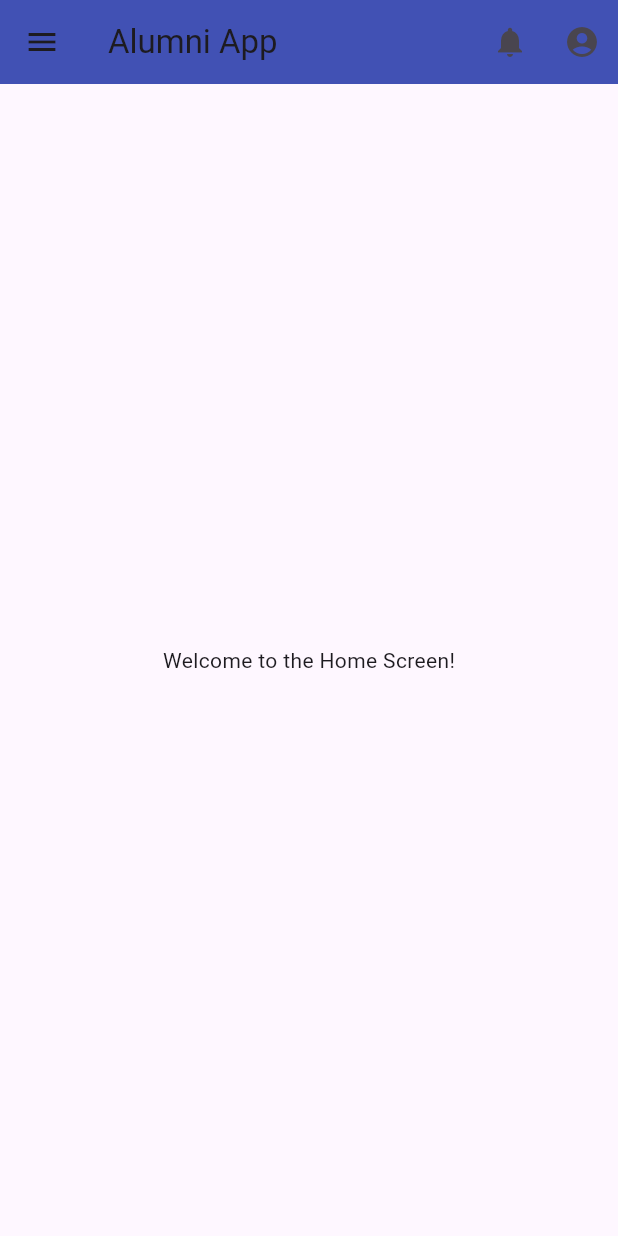
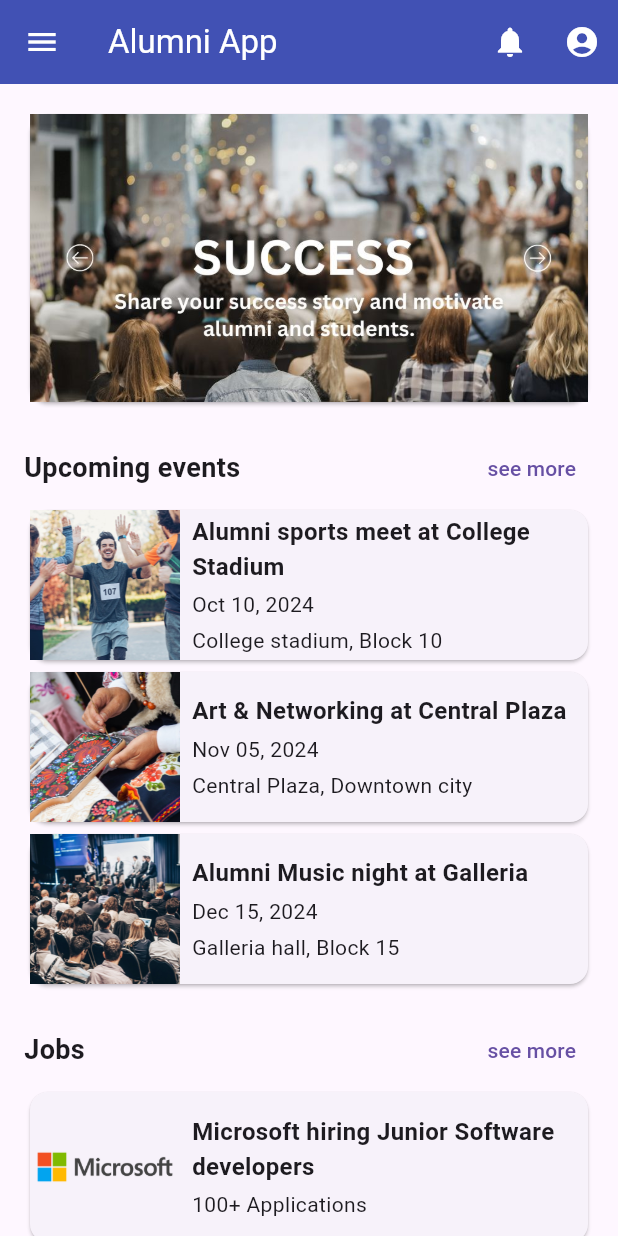
Before and after one commit to raizelk/SIH_alumni_app, a Flutter app: the HomeScreen screen opened directly, on a phone screen of 412 x 824 dp. Run offline on Flutter 3.47's test engine with Material 3 defaults, Android fonts, the phone set to English and light mode, and no system bars; our stand-ins replace cached_network_image, google_nav_bar, image_cropper, image_picker, shared_preferences; accounts and stored records are empty; network calls fail.

Commit message:
Updated home_screen.dart

```diff
--- a/lib/screens/HomeScreen/home_screen.dart
+++ b/lib/screens/HomeScreen/home_screen.dart
@@ -1,4 +1,5 @@
 import 'package:flutter/material.dart';
+import 'package:alumni_app_2/theme/images.dart';
 
 class HomeScreen extends StatelessWidget {
   const HomeScreen({Key? key}) : super(key: key);  // Added Key to the constructor
@@ -9,31 +10,214 @@ class HomeScreen extends StatelessWidget {
       appBar: AppBar(
         backgroundColor: Colors.indigo,
         elevation: 1,
-        title: const Text('Alumni App'),
+        title: const Text('Alumni App', style: TextStyle(color: Colors.white)),
         leading: IconButton(
           onPressed: () {
             //open menu
           },
-          icon: const Icon(Icons.menu),
+          icon: const Icon(Icons.menu, color: Colors.white,),
         ),
         actions: [
           IconButton(
             onPressed: () {
               // do something
             },
-            icon: const Icon(Icons.notifications),
+            icon: const Icon(Icons.notifications, color: Colors.white,),
           ),
           IconButton(
             onPressed: () {
               // do something
             },
-            icon: const Icon(Icons.account_circle_rounded),
+            icon: const Icon(Icons.account_circle_rounded, color: Colors.white,),
           ),
         ],
       ),
-      body: const Center(
-        child: Text('Welcome to the Home Screen!'),
+      body: SingleChildScrollView(
+        child: Padding(
+          padding: const EdgeInsets.all(16.0),
+          child: Column(
+            crossAxisAlignment: CrossAxisAlignment.start,
+            children: [
+              // Success Stories Section
+              Container(
+                height: 200,
+                child: PageView(
+                  children: <Widget>[
+                    SuccessStoryCard(imagePath: Images.ss1),
+                    SuccessStoryCard(imagePath: Images.ss2),
+                    SuccessStoryCard(imagePath: Images.ss3),
+                  ],
+                ),
+              ),
+              const SizedBox(height: 16),
+
+              // Upcoming Events Section
+              SectionTitle(title: 'Upcoming events', onSeeMore: () {
+                // Navigate to events page
+              }),
+              EventCard(
+                imagePath: Images.sport, // Add event images here
+                eventTitle: 'Alumni sports meet at College Stadium',
+                eventDate: 'Oct 10, 2024',
+                eventLocation: 'College stadium, Block 10',
+              ),
+              EventCard(
+                imagePath: Images.art,
+                eventTitle: 'Art & Networking at Central Plaza',
+                eventDate: 'Nov 05, 2024',
+                eventLocation: 'Central Plaza, Downtown city',
+              ),
+              EventCard(
+                imagePath: Images.conference,
+                eventTitle: 'Alumni Music night at Galleria',
+                eventDate: 'Dec 15, 2024',
+                eventLocation: 'Galleria hall, Block 15',
+              ),
+              const SizedBox(height: 16),
+
+              // Jobs Section
+              SectionTitle(title: 'Jobs', onSeeMore: () {
+                // Navigate to jobs page
+              }),
+              JobCard(
+                imagePath: Images.microsoft, // Add company logo here
+                companyName: 'Microsoft',
+                jobTitle: 'Junior Software developers',
+                applications: '100+ Applications',
+              ),
+              JobCard(
+                imagePath: Images.linkedin,
+                companyName: 'Startup Collaboration',
+                jobTitle: 'Flutter Developer',
+                applications: '50+ Applications',
+              ),
+              JobCard(
+                imagePath: Images.apple,
+                companyName: 'Apple Inc.',
+                jobTitle: 'Full Stack Developer',
+                applications: '300+ Applications',
+              ),
+            ],
+          ),
+        ),
       ),
     );
   }
 }
+// Custom Widgets
+class SuccessStoryCard extends StatelessWidget {
+  final String imagePath;
+
+  SuccessStoryCard({required this.imagePath});
+
+  @override
+  Widget build(BuildContext context) {
+    return Card(
+      child: Image.asset(imagePath, fit: BoxFit.cover),
+    );
+  }
+}
+
+class SectionTitle extends StatelessWidget {
+  final String title;
+  final VoidCallback onSeeMore;
+
+  SectionTitle({required this.title, required this.onSeeMore});
+
+  @override
+  Widget build(BuildContext context) {
+    return Row(
+      mainAxisAlignment: MainAxisAlignment.spaceBetween,
+      children: [
+        Text(
+          title,
+          style: const TextStyle(fontSize: 18, fontWeight: FontWeight.bold),
+        ),
+        TextButton(
+          onPressed: onSeeMore,
+          child: const Text('see more'),
+        ),
+      ],
+    );
+  }
+}
+
+class EventCard extends StatelessWidget {
+  final String imagePath;
+  final String eventTitle;
+  final String eventDate;
+  final String eventLocation;
+
+  EventCard({required this.imagePath, required this.eventTitle, required this.eventDate, required this.eventLocation});
+
+  @override
+  Widget build(BuildContext context) {
+    return Card(
+      child: Row(
+        children: [
+          Image.asset(
+            imagePath,
+            width: 100,
+            height: 100,
+            fit: BoxFit.cover,
+          ),
+          const SizedBox(width: 8),
+          Expanded(
+            child: Column(
+              crossAxisAlignment: CrossAxisAlignment.start,
+              children: [
+                Text(
+                  eventTitle,
+                  style: const TextStyle(fontWeight: FontWeight.bold, fontSize: 16),
+                ),
+                const SizedBox(height: 4),
+                Text(eventDate),
+                const SizedBox(height: 4),
+                Text(eventLocation),
+              ],
+            ),
+          ),
+        ],
+      ),
+    );
+  }
+}
+
+class JobCard extends StatelessWidget {
+  final String imagePath;
+  final String companyName;
+  final String jobTitle;
+  final String applications;
+
+  JobCard({required this.imagePath, required this.companyName, required this.jobTitle, required this.applications});
+
+  @override
+  Widget build(BuildContext context) {
+    return Card(
+      child: Row(
+        children: [
+          Image.asset(
+            imagePath,
+            width: 100,
+            height: 100,
+            fit: BoxFit.cover,
+          ),
+          const SizedBox(width: 8),
+          Expanded(
+            child: Column(
+              crossAxisAlignment: CrossAxisAlignment.start,
+              children: [
+                Text(
+                  '$companyName hiring $jobTitle',
+                  style: const TextStyle(fontWeight: FontWeight.bold, fontSize: 16),
+                ),
+                const SizedBox(height: 4),
+                Text(applications),
+              ],
+            ),
+          ),
+        ],
+      ),
+    );
+  }
+}
```
